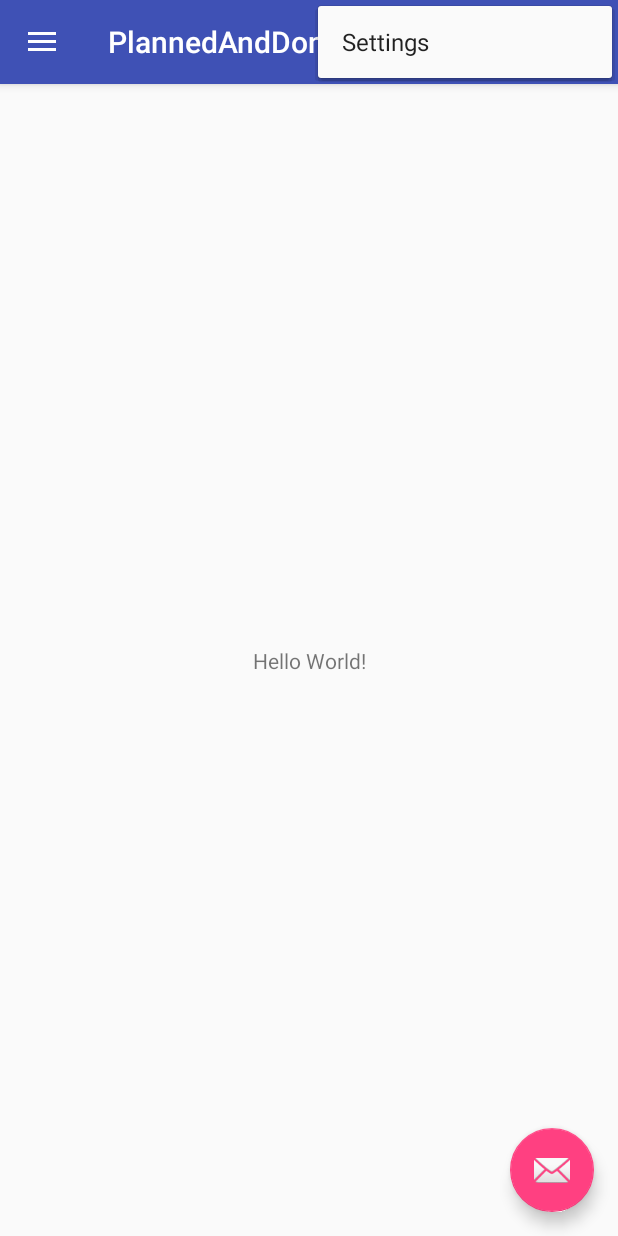
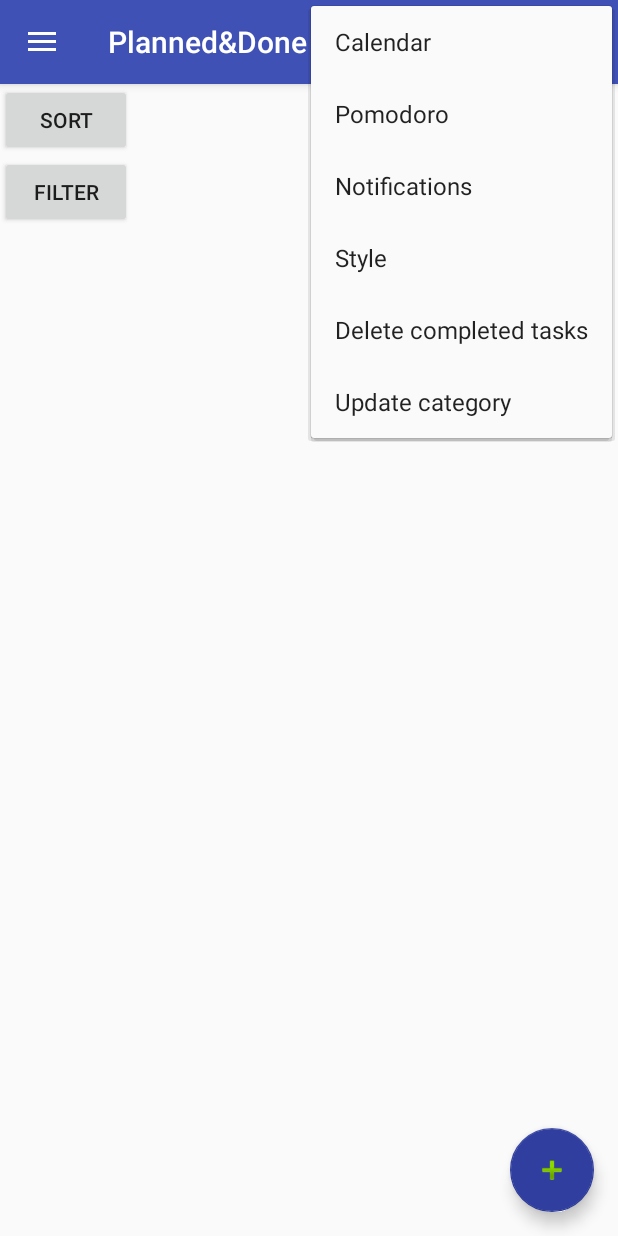
Before and after one commit to petrarozic/P-D, an Android app: the screen it shows after launch (MainActivity), with the options menu open, on a phone screen of 412 x 824 dp. Run offline under Robolectric (Android 15) with nearby library versions, the phone set to English and light mode, and no system bars.

Commit message:
Dodana ikona plus, prilagoden optionsMenu

```diff
--- a/PlannedAndDone/app/src/main/java/com/pnd/future_bosses/plannedanddone/MainActivity.java
+++ b/PlannedAndDone/app/src/main/java/com/pnd/future_bosses/plannedanddone/MainActivity.java
@@ -67,10 +67,10 @@ public class MainActivity extends AppCompatActivity
         int id = item.getItemId();
 
         //noinspection SimplifiableIfStatement
-        if (id == R.id.action_settings) {
+        /*if (id == R.id.action_category) {
             return true;
         }
-
+*/
         return super.onOptionsItemSelected(item);
     }
 
--- a/PlannedAndDone/app/src/main/res/layout/app_bar_main.xml
+++ b/PlannedAndDone/app/src/main/res/layout/app_bar_main.xml
@@ -17,9 +17,13 @@
 
     <include layout="@layout/content_main" />
 
-    <android.support.design.widget.FloatingActionButton android:id="@+id/fab"
-        android:layout_width="wrap_content" android:layout_height="wrap_content"
-        android:layout_gravity="bottom|end" android:layout_margin="@dimen/fab_margin"
-        app:srcCompat="@android:drawable/ic_dialog_email" />
+    <android.support.design.widget.FloatingActionButton
+        android:id="@+id/fab"
+        android:layout_width="wrap_content"
+        android:layout_height="wrap_content"
+        android:layout_gravity="bottom|end"
+        android:layout_margin="@dimen/fab_margin"
+        app:backgroundTint="?android:attr/colorPrimaryDark"
+        app:srcCompat="@android:drawable/ic_input_add" />
 
 </android.support.design.widget.CoordinatorLayout>
--- a/PlannedAndDone/app/src/main/res/layout/content_main.xml
+++ b/PlannedAndDone/app/src/main/res/layout/content_main.xml
@@ -1,15 +1,27 @@
 <?xml version="1.0" encoding="utf-8"?>
-<android.support.constraint.ConstraintLayout
+<LinearLayout
     xmlns:android="http://schemas.android.com/apk/res/android"
     xmlns:app="http://schemas.android.com/apk/res-auto"
     xmlns:tools="http://schemas.android.com/tools" android:layout_width="match_parent"
     android:layout_height="match_parent"
     app:layout_behavior="@string/appbar_scrolling_view_behavior" tools:context="com.pnd.future_bosses.plannedanddone.MainActivity"
-    tools:showIn="@layout/app_bar_main">
+    tools:showIn="@layout/app_bar_main"
+    android:orientation="vertical">
 
-    <TextView android:layout_width="wrap_content" android:layout_height="wrap_content"
-        android:text="Hello World!" app:layout_constraintBottom_toBottomOf="parent"
-        app:layout_constraintLeft_toLeftOf="parent" app:layout_constraintRight_toRightOf="parent"
-        app:layout_constraintTop_toTopOf="parent" />
+    <Button
+        android:id="@+id/button2"
+        android:layout_width="wrap_content"
+        android:layout_height="wrap_content"
+        android:text="Sort"
+        tools:layout_editor_absoluteX="288dp"
+        tools:layout_editor_absoluteY="8dp" />
 
-</android.support.constraint.ConstraintLayout>
+    <Button
+        android:id="@+id/button"
+        android:layout_width="wrap_content"
+        android:layout_height="wrap_content"
+        android:text="Filter"
+        tools:layout_editor_absoluteX="8dp"
+        tools:layout_editor_absoluteY="8dp" />
+
+</LinearLayout>
--- a/PlannedAndDone/app/src/main/res/menu/main.xml
+++ b/PlannedAndDone/app/src/main/res/menu/main.xml
@@ -1,6 +1,23 @@
 <?xml version="1.0" encoding="utf-8"?>
 <menu xmlns:android="http://schemas.android.com/apk/res/android"
     xmlns:app="http://schemas.android.com/apk/res-auto">
-    <item android:id="@+id/action_settings" android:orderInCategory="100"
-        android:title="@string/action_settings" app:showAsAction="never" />
+
+    <item android:id="@+id/action_kalendar" android:orderInCategory="100"
+        android:title="@string/action_calendar" app:showAsAction="never" />
+
+    <item android:id="@+id/action_pomodoro" android:orderInCategory="100"
+        android:title="@string/action_pomodoro" app:showAsAction="never" />
+
+    <item android:id="@+id/action_notifications" android:orderInCategory="100"
+        android:title="@string/action_notifications" app:showAsAction="never" />
+
+    <item android:id="@+id/action_style" android:orderInCategory="100"
+        android:title="@string/action_style" app:showAsAction="never" />
+
+    <item android:id="@+id/action_deleteCompleted" android:orderInCategory="100"
+        android:title="@string/action_deleteCompleted" app:showAsAction="never" />
+
+    <item android:id="@+id/action_category" android:orderInCategory="100"
+        android:title="@string/action_category" app:showAsAction="never" />
+
 </menu>
--- a/PlannedAndDone/app/src/main/res/values/strings.xml
+++ b/PlannedAndDone/app/src/main/res/values/strings.xml
@@ -1,8 +1,15 @@
 <resources>
-    <string name="app_name">PlannedAndDone</string>
+    <string name="app_name">Planned&amp;Done</string>
 
     <string name="navigation_drawer_open">Open navigation drawer</string>
     <string name="navigation_drawer_close">Close navigation drawer</string>
 
-    <string name="action_settings">Settings</string>
+    <!-- u optionsMenu-->
+    <string name="action_pomodoro">Pomodoro</string>
+    <string name="action_calendar">Calendar</string>
+    <string name="action_notifications">Notifications</string>
+    <string name="action_style">Style</string>
+    <string name="action_deleteCompleted">Delete completed tasks</string>
+    <string name="action_category">Update category</string>
+
 </resources>
```
